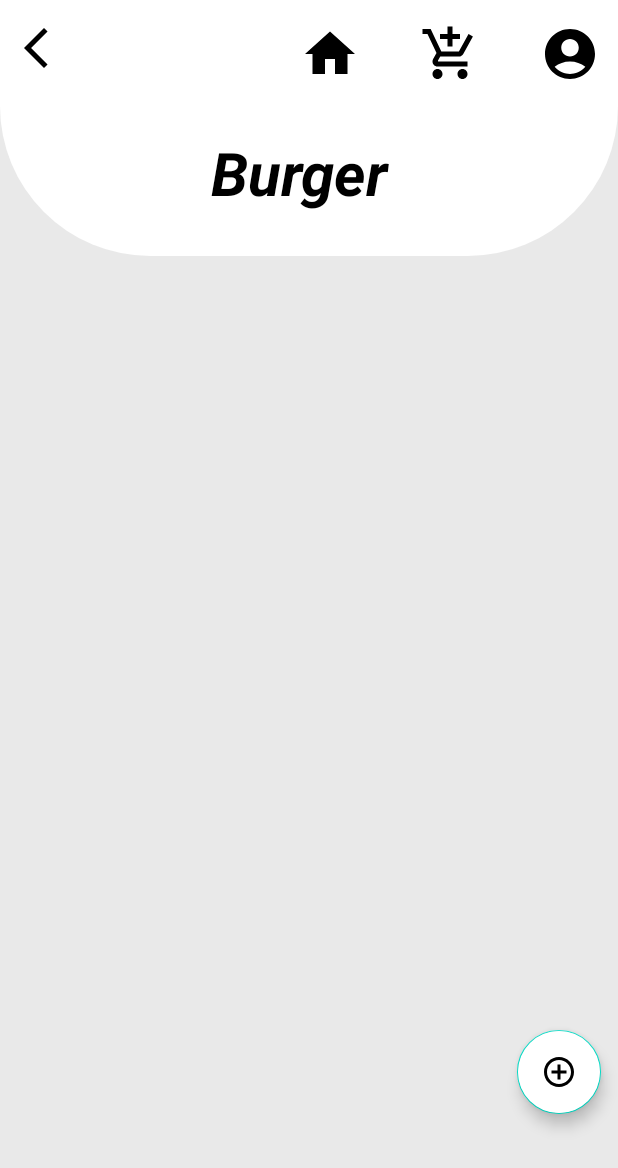
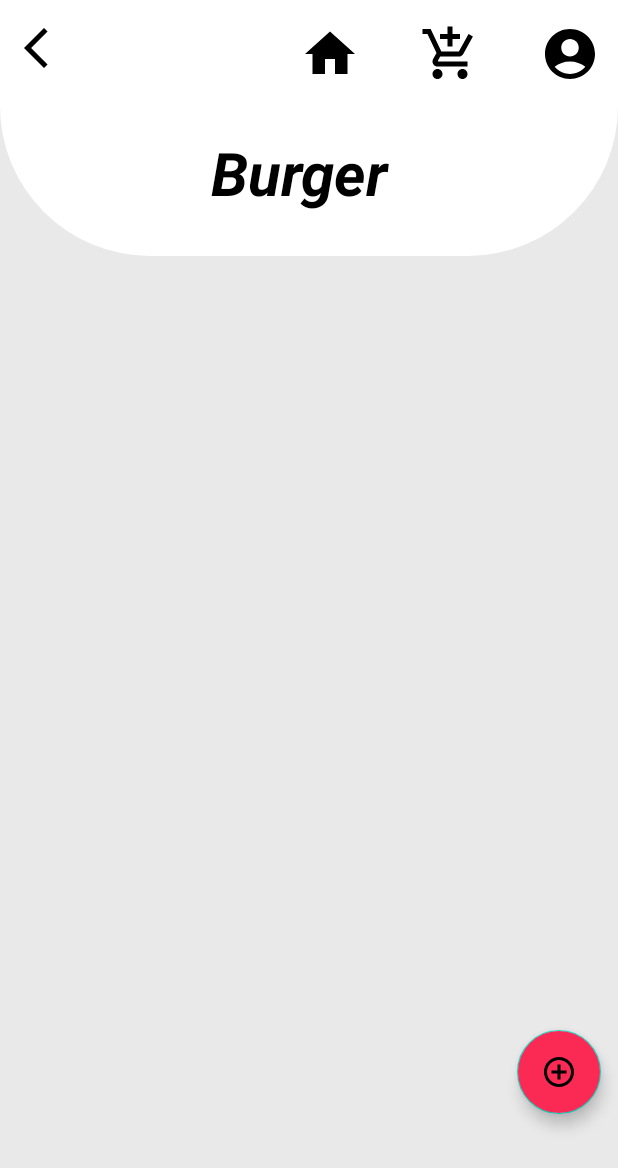
Before and after one commit to it21065262/Silicon-Wave, an Android app: the burger screen opened directly, with no data from a screen before it, on a phone screen of 412 x 824 dp. Shown: the top 1168 px of the screen. Run offline under Robolectric (Android 15) with nearby library versions, the phone set to English and light mode, and no system bars; our stand-ins replace CircleImageView, Firebase (no records; nobody signed in at launch, a user with empty details on screens opened directly); libraries missing offline, so code that uses them is left out: com.orhanobut.dialogplus; Roboto replaces fonts that are not available here.

Commit message:
Modified files

```diff
--- a/app/src/main/java/com/example/mad_mini_project/burger.java
+++ b/app/src/main/java/com/example/mad_mini_project/burger.java
@@ -4,7 +4,6 @@ import android.content.Intent;
 import android.os.Bundle;
 import android.view.Menu;
 import android.view.MenuItem;
-import android.view.View;
 import android.widget.SearchView;
 
 import androidx.appcompat.app.AppCompatActivity;
@@ -39,12 +38,9 @@ public class burger extends AppCompatActivity
         recyclerView.setAdapter(mainAdapter);
 
         floatingActionButton = (FloatingActionButton)findViewById(R.id.floatingActionButton);
-        floatingActionButton.setOnClickListener(new View.OnClickListener() {
-            @Override
-            public void onClick(View view) {
-                startActivity(new Intent(getApplicationContext(),AddActivity.class));
-            }
-        });
+
+        floatingActionButton.setOnClickListener(view ->
+                startActivity(new Intent(getApplicationContext(),AddActivity.class)));
     }
 
     @Override
--- a/app/src/main/res/layout/activity_burger.xml
+++ b/app/src/main/res/layout/activity_burger.xml
@@ -73,15 +73,14 @@
     <androidx.recyclerview.widget.RecyclerView
         android:id="@+id/rv"
         android:layout_width="match_parent"
-        android:layout_height="650dp"
-        android:layout_marginStart="1dp"
-        android:layout_marginTop="120dp"
-        android:layout_marginEnd="1dp"
-        android:layout_marginBottom="3dp"
+        android:layout_height="1050dp"
+        android:layout_marginTop="20dp"
         app:layout_constraintBottom_toBottomOf="parent"
         app:layout_constraintEnd_toEndOf="parent"
+        app:layout_constraintHorizontal_bias="0.0"
         app:layout_constraintStart_toStartOf="parent"
-        app:layout_constraintTop_toBottomOf="@+id/burger_top" />
+        app:layout_constraintTop_toBottomOf="@+id/burger_top"
+        app:layout_constraintVertical_bias="0.0" />
 
     <com.google.android.material.floatingactionbutton.FloatingActionButton
         android:id="@+id/floatingActionButton"
@@ -95,7 +94,7 @@
         app:layout_constraintTop_toTopOf="parent"
         app:layout_constraintVertical_bias="0.894"
         app:srcCompat="@drawable/add_new"
-        android:backgroundTint="@color/white"/>
+        android:backgroundTint="#FA2A55"/>
 
 
 </androidx.constraintlayout.widget.ConstraintLayout>
```
Also changed, not shown: app/src/main/java/com/example/mad_mini_project/MainAdapter.java (+4 -4 lines), app/src/main/java/com/example/mad_mini_project/item.java (+3 -7 lines).
